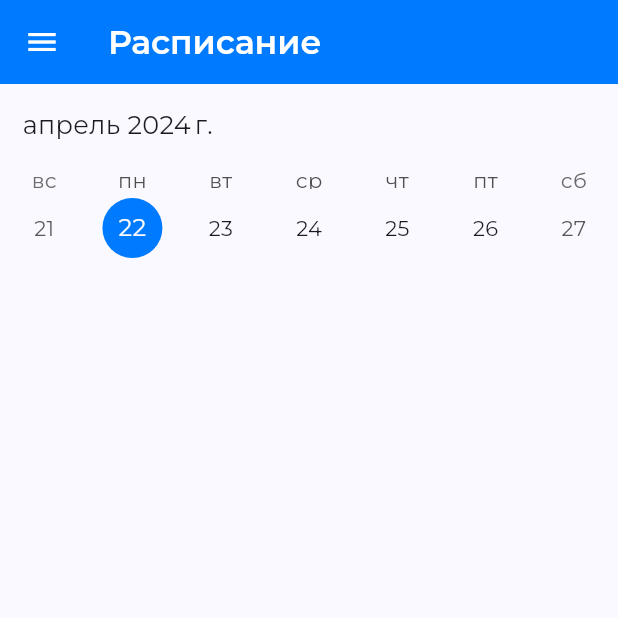
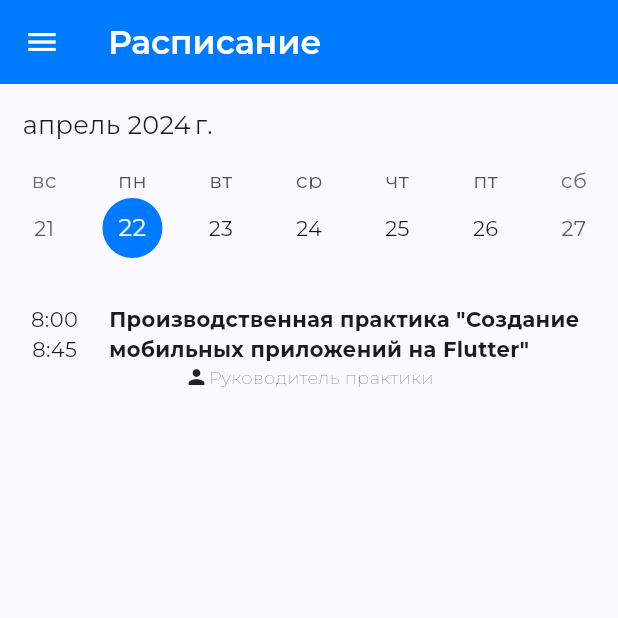
Before and after one commit to mirmen/hmtpk, a Flutter app: the screen it shows after launch, on a phone screen of 412 x 824 dp, the top half of it. Run offline on Flutter 3.47's test engine with Material 3 defaults, Android fonts, the phone set to English and light mode, and no system bars; drawn by our look-alikes of table_calendar; our stand-ins replace google_fonts.

Commit message:
Starting work of schedule container

```diff
--- a/lib/presentation/shedule.dart
+++ b/lib/presentation/shedule.dart
@@ -22,6 +22,51 @@ class _SchedulePageState extends State<SchedulePage> {
         child: Column(
           children: [
             TableCalendarWidget(), // lib/widgets/tablecalendar.dart
+            Padding(padding: EdgeInsets.all(MediaQuery.of(context).size.height * 0.015)),
+            //Text('123273627352352735662735273527352735527352735')
+            Container(
+              // color: Colors.red,
+              width: MediaQuery.of(context).size.width * 0.9,
+              height: 200,
+              child: Column(
+                children: [
+                  Row(
+                      children: [
+                        Column(
+                          children: [
+                            Text('8:00'),
+                            Text('8:45')
+                          ],
+                        ),
+                        SizedBox(
+                          width: MediaQuery.of(context).size.width * 0.05,
+                        ),
+                        Expanded(
+                          child: Text(
+                            'Производственная практика "Создание мобильных приложений на Flutter"',
+                            overflow: TextOverflow.ellipsis,
+                            maxLines: 4,
+                            softWrap: true,
+                            style: TextStyle(
+                                fontWeight: FontWeight.bold
+                            ),
+                          ),
+                        ),
+                      ]
+                  ),
+                  Row(
+                    mainAxisAlignment: MainAxisAlignment.center,
+                    children: [
+                      Icon(Icons.person, size: 16,),
+                      Text('Руководитель практики', style: TextStyle(
+                        fontWeight: FontWeight.w100,
+                        fontSize: 12
+                      ),),
+                    ],
+                  )
+                ],
+              ),
+            )
           ],
         ),
       ),
```
